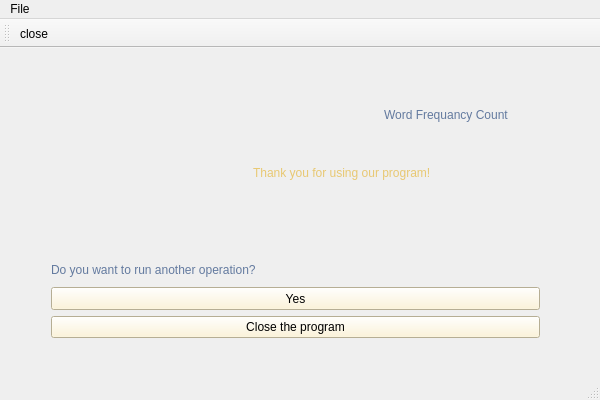
Rrr3rrr2004/Word-Frequency-Count, file FinalPage.ui: the form before one commit.
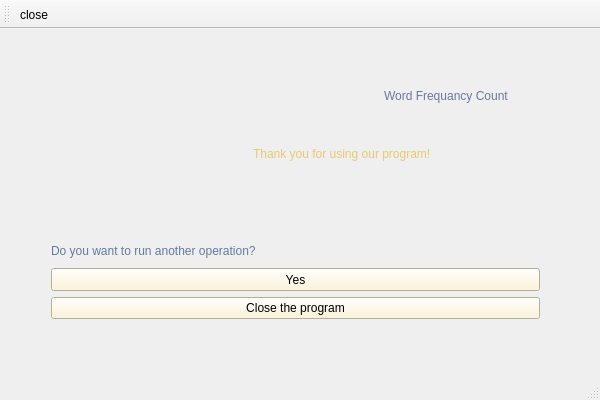
The form after the commit. Icons and pictures are not drawn.

Patch:
```diff
--- a/FinalPage.ui
+++ b/FinalPage.ui
@@ -115,23 +115,6 @@
     </layout>
    </widget>
   </widget>
-  <widget class="QMenuBar" name="menuBar">
-   <property name="geometry">
-    <rect>
-     <x>0</x>
-     <y>0</y>
-     <width>600</width>
-     <height>21</height>
-    </rect>
-   </property>
-   <widget class="QMenu" name="menuFile">
-    <property name="title">
-     <string>File</string>
-    </property>
-    <addaction name="close"/>
-   </widget>
-   <addaction name="menuFile"/>
-  </widget>
   <widget class="QToolBar" name="mainToolBar">
    <attribute name="toolBarArea">
     <enum>TopToolBarArea</enum>
```
